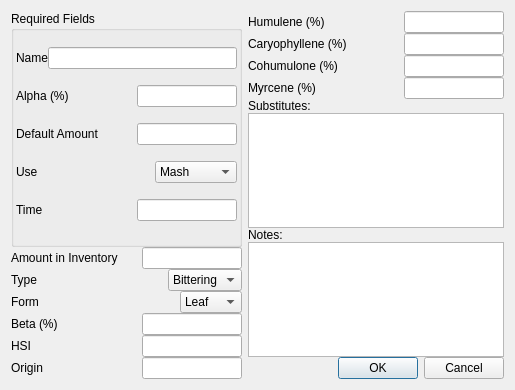
Qt form ui/hopEditor.ui (Brewken/brewken) before a commit.
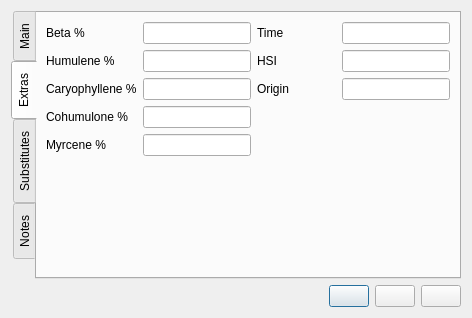
The same form after that commit. The open tabs and pages were chosen to show the change. Icons and pictures are not drawn. Custom widgets are drawn as their Qt base class.

```diff
--- a/ui/hopEditor.ui
+++ b/ui/hopEditor.ui
@@ -6,8 +6,8 @@
    <rect>
     <x>0</x>
     <y>0</y>
-    <width>515</width>
-    <height>390</height>
+    <width>472</width>
+    <height>318</height>
    </rect>
   </property>
   <property name="sizePolicy">
@@ -22,59 +22,46 @@
   <property name="configSection" stdset="0">
    <string notr="true">hopEditor</string>
   </property>
-  <layout class="QHBoxLayout" name="horizontalLayout_17">
-   <item>
-    <layout class="QHBoxLayout" name="horizontalLayout_15">
-     <item>
-      <layout class="QVBoxLayout" name="verticalLayout_3">
-       <property name="spacing">
-        <number>0</number>
-       </property>
-       <item>
-        <widget class="QGroupBox" name="groupBox">
-         <property name="title">
-          <string>Required Fields</string>
-         </property>
-         <property name="configSection" stdset="0">
-          <string notr="true">hopEditor</string>
-         </property>
          <layout class="QVBoxLayout" name="verticalLayout">
-          <property name="spacing">
-           <number>0</number>
-          </property>
-          <property name="sizeConstraint">
-           <enum>QLayout::SetMinimumSize</enum>
-          </property>
-          <property name="leftMargin">
-           <number>2</number>
-          </property>
-          <property name="topMargin">
+   <item>
+    <widget class="QTabWidget" name="tabWidget_editor">
+     <property name="tabPosition">
+      <enum>QTabWidget::West</enum>
+     </property>
+     <property name="tabShape">
+      <enum>QTabWidget::Rounded</enum>
+     </property>
+     <property name="currentIndex">
            <number>0</number>
           </property>
-          <property name="rightMargin">
-           <number>2</number>
-          </property>
-          <property name="bottomMargin">
-           <number>3</number>
-          </property>
-          <item>
-           <layout class="QHBoxLayout" name="horizontalLayout">
-            <property name="spacing">
-             <number>0</number>
-            </property>
-            <property name="sizeConstraint">
-             <enum>QLayout::SetNoConstraint</enum>
-            </property>
-            <property name="topMargin">
-             <number>0</number>
-            </property>
-            <item>
+     <property name="usesScrollButtons">
+      <bool>false</bool>
+     </property>
+     <property name="movable">
+      <bool>true</bool>
+     </property>
+     <widget class="QWidget" name="tabWidget_editorPage1">
+      <attribute name="title">
+       <string>Main</string>
+      </attribute>
+      <layout class="QGridLayout" name="gridLayout">
+       <item row="0" column="2">
+        <widget class="QLabel" name="label_use">
+         <property name="toolTip">
+          <string>Required</string>
+         </property>
+         <property name="text">
+          <string>Use</string>
+         </property>
+         <property name="buddy">
+          <cstring>comboBox_use</cstring>
+         </property>
+        </widget>
+       </item>
+       <item row="0" column="0">
              <widget class="QLabel" name="label_name">
-              <property name="sizePolicy">
-               <sizepolicy hsizetype="Expanding" vsizetype="Preferred">
-                <horstretch>0</horstretch>
-                <verstretch>0</verstretch>
-               </sizepolicy>
+         <property name="toolTip">
+          <string>Required</string>
               </property>
               <property name="text">
                <string>Name</string>
@@ -84,71 +71,34 @@
               </property>
              </widget>
             </item>
-            <item>
-             <widget class="QLineEdit" name="lineEdit_name">
-              <property name="sizePolicy">
-               <sizepolicy hsizetype="Fixed" vsizetype="Fixed">
-                <horstretch>100</horstretch>
-                <verstretch>0</verstretch>
-               </sizepolicy>
-              </property>
-              <property name="minimumSize">
-               <size>
-                <width>100</width>
-                <height>0</height>
-               </size>
-              </property>
-              <property name="maximumSize">
-               <size>
-                <width>1000</width>
-                <height>16777215</height>
-               </size>
-              </property>
-              <property name="toolTip">
-               <string>Name</string>
-              </property>
-             </widget>
-            </item>
-           </layout>
-          </item>
-          <item>
-           <layout class="QHBoxLayout" name="horizontalLayout_2">
-            <item>
+       <item row="1" column="0">
              <widget class="QLabel" name="label_alpha">
-              <property name="sizePolicy">
-               <sizepolicy hsizetype="Expanding" vsizetype="Preferred">
-                <horstretch>0</horstretch>
-                <verstretch>0</verstretch>
-               </sizepolicy>
+         <property name="toolTip">
+          <string>Required</string>
               </property>
               <property name="text">
-               <string>Alpha (%)</string>
+          <string>Alpha %</string>
               </property>
               <property name="buddy">
                <cstring>lineEdit_alpha</cstring>
               </property>
              </widget>
             </item>
-            <item>
+       <item row="4" column="0">
+        <widget class="BtMassLabel" name="label_inventory">
+         <property name="contextMenuPolicy">
+          <enum>Qt::CustomContextMenu</enum>
+         </property>
+         <property name="text">
+          <string>Amount in Inventory</string>
+         </property>
+         <property name="buddy">
+          <cstring>lineEdit_inventory</cstring>
+         </property>
+        </widget>
+       </item>
+       <item row="1" column="1">
              <widget class="BtGenericEdit" name="lineEdit_alpha">
-              <property name="sizePolicy">
-               <sizepolicy hsizetype="Fixed" vsizetype="Fixed">
-                <horstretch>100</horstretch>
-                <verstretch>0</verstretch>
-               </sizepolicy>
-              </property>
-              <property name="minimumSize">
-               <size>
-                <width>100</width>
-                <height>0</height>
-               </size>
-              </property>
-              <property name="maximumSize">
-               <size>
-                <width>100</width>
-                <height>16777215</height>
-               </size>
-              </property>
               <property name="toolTip">
                <string>Alpha acids as percent by mass</string>
               </property>
@@ -157,49 +107,8 @@
               </property>
              </widget>
             </item>
-           </layout>
-          </item>
-          <item>
-           <layout class="QHBoxLayout" name="horizontalLayout_3">
-            <item>
-             <widget class="BtMassLabel" name="label_amount">
-              <property name="sizePolicy">
-               <sizepolicy hsizetype="Expanding" vsizetype="Preferred">
-                <horstretch>0</horstretch>
-                <verstretch>0</verstretch>
-               </sizepolicy>
-              </property>
-              <property name="contextMenuPolicy">
-               <enum>Qt::CustomContextMenu</enum>
-              </property>
-              <property name="text">
-               <string>Default Amount </string>
-              </property>
-              <property name="buddy">
-               <cstring>lineEdit_amount</cstring>
-              </property>
-             </widget>
-            </item>
-            <item>
+       <item row="2" column="1">
              <widget class="BtMassEdit" name="lineEdit_amount">
-              <property name="sizePolicy">
-               <sizepolicy hsizetype="Fixed" vsizetype="Fixed">
-                <horstretch>100</horstretch>
-                <verstretch>0</verstretch>
-               </sizepolicy>
-              </property>
-              <property name="minimumSize">
-               <size>
-                <width>100</width>
-                <height>0</height>
-               </size>
-              </property>
-              <property name="maximumSize">
-               <size>
-                <width>100</width>
-                <height>16777215</height>
-               </size>
-              </property>
               <property name="toolTip">
                <string>Amount</string>
               </property>
@@ -208,27 +117,59 @@
               </property>
              </widget>
             </item>
-           </layout>
-          </item>
-          <item>
-           <layout class="QHBoxLayout" name="horizontalLayout_5">
-            <item>
-             <widget class="QLabel" name="label_use">
+       <item row="0" column="1">
+        <widget class="BtStringEdit" name="lineEdit_name">
+         <property name="toolTip">
+          <string>Name</string>
+         </property>
+        </widget>
+       </item>
+       <item row="2" column="0">
+        <widget class="BtMassLabel" name="label_amount">
+         <property name="contextMenuPolicy">
+          <enum>Qt::CustomContextMenu</enum>
+         </property>
+         <property name="toolTip">
+          <string>Required</string>
+         </property>
+         <property name="text">
+          <string>Default Amount</string>
+         </property>
+         <property name="buddy">
+          <cstring>lineEdit_amount</cstring>
+         </property>
+        </widget>
+       </item>
+       <item row="4" column="1">
+        <widget class="BtMassEdit" name="lineEdit_inventory">
               <property name="sizePolicy">
-               <sizepolicy hsizetype="Expanding" vsizetype="Preferred">
+          <sizepolicy hsizetype="Preferred" vsizetype="Fixed">
                 <horstretch>0</horstretch>
                 <verstretch>0</verstretch>
                </sizepolicy>
               </property>
-              <property name="text">
-               <string>Use</string>
-              </property>
-              <property name="buddy">
-               <cstring>comboBox_use</cstring>
+         <property name="toolTip">
+          <string>Amount in inventory</string>
+         </property>
+         <property name="editField" stdset="0">
+          <string notr="true">inventory</string>
               </property>
              </widget>
             </item>
-            <item>
+       <item row="7" column="0">
+        <spacer name="verticalSpacer">
+         <property name="orientation">
+          <enum>Qt::Vertical</enum>
+         </property>
+         <property name="sizeHint" stdset="0">
+          <size>
+           <width>20</width>
+           <height>40</height>
+          </size>
+         </property>
+        </spacer>
+       </item>
+       <item row="0" column="3">
              <widget class="QComboBox" name="comboBox_use">
               <property name="toolTip">
                <string>Use</string>
@@ -260,111 +201,8 @@
               </item>
              </widget>
             </item>
-           </layout>
-          </item>
-          <item>
-           <layout class="QHBoxLayout" name="horizontalLayout_4">
-            <item>
-             <widget class="BtTimeLabel" name="label_time">
-              <property name="sizePolicy">
-               <sizepolicy hsizetype="Expanding" vsizetype="Preferred">
-                <horstretch>0</horstretch>
-                <verstretch>0</verstretch>
-               </sizepolicy>
-              </property>
-              <property name="contextMenuPolicy">
-               <enum>Qt::CustomContextMenu</enum>
-              </property>
-              <property name="text">
-               <string>Time</string>
-              </property>
-              <property name="buddy">
-               <cstring>lineEdit_time</cstring>
-              </property>
-             </widget>
-            </item>
-            <item>
-             <widget class="BtTimeEdit" name="lineEdit_time">
-              <property name="sizePolicy">
-               <sizepolicy hsizetype="Fixed" vsizetype="Fixed">
-                <horstretch>100</horstretch>
-                <verstretch>0</verstretch>
-               </sizepolicy>
-              </property>
-              <property name="minimumSize">
-               <size>
-                <width>100</width>
-                <height>0</height>
-               </size>
-              </property>
-              <property name="maximumSize">
-               <size>
-                <width>100</width>
-                <height>16777215</height>
-               </size>
-              </property>
-              <property name="toolTip">
-               <string>Time</string>
-              </property>
-              <property name="editField" stdset="0">
-               <string notr="true">time_min</string>
-              </property>
-             </widget>
-            </item>
-           </layout>
-          </item>
-         </layout>
-        </widget>
-       </item>
-       <item>
-        <layout class="QHBoxLayout" name="horizontalLayout_16">
-         <item>
-          <widget class="BtMassLabel" name="label_inventory">
-           <property name="contextMenuPolicy">
-            <enum>Qt::CustomContextMenu</enum>
-           </property>
-           <property name="text">
-            <string>Amount in Inventory</string>
-           </property>
-           <property name="buddy">
-            <cstring>lineEdit_inventory</cstring>
-           </property>
-          </widget>
-         </item>
-         <item>
-          <widget class="BtMassEdit" name="lineEdit_inventory">
-           <property name="sizePolicy">
-            <sizepolicy hsizetype="Maximum" vsizetype="Fixed">
-             <horstretch>0</horstretch>
-             <verstretch>0</verstretch>
-            </sizepolicy>
-           </property>
-           <property name="maximumSize">
-            <size>
-             <width>100</width>
-             <height>16777215</height>
-            </size>
-           </property>
-           <property name="toolTip">
-            <string>Amount in inventory</string>
-           </property>
-           <property name="editField" stdset="0">
-            <string notr="true">inventory</string>
-           </property>
-          </widget>
-         </item>
-        </layout>
-       </item>
-       <item>
-        <layout class="QHBoxLayout" name="horizontalLayout_6">
-         <item>
+       <item row="1" column="2">
           <widget class="QLabel" name="label_type">
-           <property name="sizePolicy">
-            <sizepolicy hsizetype="Expanding" vsizetype="Preferred">
-             <horstretch>0</horstretch>
-             <verstretch>0</verstretch>
-            </sizepolicy>
-           </property>
            <property name="text">
             <string>Type</string>
            </property>
@@ -373,8 +211,14 @@
            </property>
           </widget>
          </item>
-         <item>
+       <item row="1" column="3">
           <widget class="QComboBox" name="comboBox_type">
+         <property name="sizePolicy">
+          <sizepolicy hsizetype="Preferred" vsizetype="Fixed">
+           <horstretch>0</horstretch>
+           <verstretch>0</verstretch>
+          </sizepolicy>
+         </property>
            <property name="toolTip">
             <string>Type</string>
            </property>
@@ -395,18 +239,8 @@
            </item>
           </widget>
          </item>
-        </layout>
-       </item>
-       <item>
-        <layout class="QHBoxLayout" name="horizontalLayout_8">
-         <item>
+       <item row="2" column="2">
           <widget class="QLabel" name="label_form">
-           <property name="sizePolicy">
-            <sizepolicy hsizetype="Expanding" vsizetype="Preferred">
-             <horstretch>0</horstretch>
-             <verstretch>0</verstretch>
-            </sizepolicy>
-           </property>
            <property name="text">
             <string>Form</string>
            </property>
@@ -415,8 +249,14 @@
            </property>
           </widget>
          </item>
-         <item>
+       <item row="2" column="3">
           <widget class="QComboBox" name="comboBox_form">
+         <property name="sizePolicy">
+          <sizepolicy hsizetype="Preferred" vsizetype="Fixed">
+           <horstretch>0</horstretch>
+           <verstretch>0</verstretch>
+          </sizepolicy>
+         </property>
            <property name="toolTip">
             <string>Form</string>
            </property>
@@ -438,65 +278,120 @@
           </widget>
          </item>
         </layout>
+     </widget>
+     <widget class="QWidget" name="tabWidget_editorPage2">
+      <attribute name="title">
+       <string>Extras</string>
+      </attribute>
+      <layout class="QGridLayout" name="gridLayout_2">
+       <item row="0" column="2">
+        <widget class="BtTimeLabel" name="label_time">
+         <property name="contextMenuPolicy">
+          <enum>Qt::CustomContextMenu</enum>
+         </property>
+         <property name="text">
+          <string>Time</string>
+         </property>
+         <property name="buddy">
+          <cstring>lineEdit_time</cstring>
+         </property>
+        </widget>
        </item>
-       <item>
-        <layout class="QHBoxLayout" name="horizontalLayout_7">
-         <item>
-          <widget class="QLabel" name="label_beta">
+       <item row="6" column="1">
+        <widget class="BtGenericEdit" name="lineEdit_cohumulone">
            <property name="sizePolicy">
-            <sizepolicy hsizetype="Expanding" vsizetype="Preferred">
+          <sizepolicy hsizetype="Preferred" vsizetype="Fixed">
              <horstretch>0</horstretch>
              <verstretch>0</verstretch>
             </sizepolicy>
            </property>
-           <property name="text">
-            <string>Beta (%)</string>
-           </property>
-           <property name="buddy">
-            <cstring>lineEdit_beta</cstring>
+         <property name="toolTip">
+          <string>Cohumulone</string>
+         </property>
+         <property name="editField" stdset="0">
+          <string notr="true">cohumulone_pct</string>
            </property>
           </widget>
          </item>
-         <item>
-          <widget class="BtGenericEdit" name="lineEdit_beta">
+       <item row="7" column="1">
+        <widget class="BtGenericEdit" name="lineEdit_myrcene">
            <property name="sizePolicy">
-            <sizepolicy hsizetype="Fixed" vsizetype="Fixed">
-             <horstretch>100</horstretch>
+          <sizepolicy hsizetype="Preferred" vsizetype="Fixed">
+           <horstretch>0</horstretch>
              <verstretch>0</verstretch>
             </sizepolicy>
            </property>
-           <property name="minimumSize">
-            <size>
-             <width>100</width>
-             <height>0</height>
-            </size>
-           </property>
-           <property name="maximumSize">
+         <property name="toolTip">
+          <string>Myrcene</string>
+         </property>
+         <property name="editField" stdset="0">
+          <string notr="true">myrcene_pct</string>
+         </property>
+        </widget>
+       </item>
+       <item row="8" column="0">
+        <spacer name="verticalSpacer_3">
+         <property name="orientation">
+          <enum>Qt::Vertical</enum>
+         </property>
+         <property name="sizeHint" stdset="0">
             <size>
-             <width>100</width>
-             <height>16777215</height>
-            </size>
-           </property>
+           <width>20</width>
+           <height>40</height>
+          </size>
+         </property>
+        </spacer>
+       </item>
+       <item row="6" column="0">
+        <widget class="QLabel" name="label_cohumulone">
+         <property name="sizePolicy">
+          <sizepolicy hsizetype="Minimum" vsizetype="Preferred">
+           <horstretch>0</horstretch>
+           <verstretch>0</verstretch>
+          </sizepolicy>
+         </property>
+         <property name="text">
+          <string>Cohumulone %</string>
+         </property>
+         <property name="buddy">
+          <cstring>lineEdit_cohumulone</cstring>
+         </property>
+        </widget>
+       </item>
+       <item row="7" column="0">
+        <widget class="QLabel" name="label_myrcene">
+         <property name="sizePolicy">
+          <sizepolicy hsizetype="Minimum" vsizetype="Preferred">
+           <horstretch>0</horstretch>
+           <verstretch>0</verstretch>
+          </sizepolicy>
+         </property>
+         <property name="text">
+          <string>Myrcene %</string>
+         </property>
+         <property name="buddy">
+          <cstring>lineEdit_myrcene</cstring>
+         </property>
+        </widget>
+       </item>
+       <item row="0" column="3">
+        <widget class="BtTimeEdit" name="lineEdit_time">
+         <property name="sizePolicy">
+          <sizepolicy hsizetype="Preferred" vsizetype="Fixed">
+           <horstretch>0</horstretch>
+           <verstretch>0</verstretch>
+          </sizepolicy>
+         </property>
            <property name="toolTip">
-            <string>Beta acids as percent by mass</string>
+          <string>Time</string>
            </property>
            <property name="editField" stdset="0">
-            <string notr="true">beta_pct</string>
+          <string notr="true">time_min</string>
            </property>
           </widget>
          </item>
-        </layout>
-       </item>
-       <item>
-        <layout class="QHBoxLayout" name="horizontalLayout_9">
-         <item>
+       <item row="1" column="2">
           <widget class="QLabel" name="label_HSI">
-           <property name="sizePolicy">
-            <sizepolicy hsizetype="Expanding" vsizetype="Preferred">
-             <horstretch>0</horstretch>
-             <verstretch>0</verstretch>
-            </sizepolicy>
-           </property>
            <property name="text">
             <string>HSI</string>
            </property>
@@ -505,26 +400,14 @@
            </property>
           </widget>
          </item>
-         <item>
+       <item row="1" column="3">
           <widget class="BtGenericEdit" name="lineEdit_HSI">
            <property name="sizePolicy">
-            <sizepolicy hsizetype="Fixed" vsizetype="Fixed">
-             <horstretch>100</horstretch>
+          <sizepolicy hsizetype="Preferred" vsizetype="Fixed">
+           <horstretch>0</horstretch>
              <verstretch>0</verstretch>
             </sizepolicy>
            </property>
-           <property name="minimumSize">
-            <size>
-             <width>100</width>
-             <height>0</height>
-            </size>
-           </property>
-           <property name="maximumSize">
-            <size>
-             <width>100</width>
-             <height>16777215</height>
-            </size>
-           </property>
            <property name="toolTip">
             <string>Hop Stability/Storage index</string>
            </property>
@@ -533,18 +416,8 @@
            </property>
           </widget>
          </item>
-        </layout>
-       </item>
-       <item>
-        <layout class="QHBoxLayout" name="horizontalLayout_10">
-         <item>
+       <item row="2" column="2">
           <widget class="QLabel" name="label_origin">
-           <property name="sizePolicy">
-            <sizepolicy hsizetype="Expanding" vsizetype="Preferred">
-             <horstretch>0</horstretch>
-             <verstretch>0</verstretch>
-            </sizepolicy>
-           </property>
            <property name="text">
             <string>Origin</string>
            </property>
@@ -553,78 +426,69 @@
            </property>
           </widget>
          </item>
-         <item>
-          <widget class="QLineEdit" name="lineEdit_origin">
+       <item row="2" column="3">
+        <widget class="BtStringEdit" name="lineEdit_origin">
            <property name="sizePolicy">
-            <sizepolicy hsizetype="Fixed" vsizetype="Fixed">
-             <horstretch>100</horstretch>
+          <sizepolicy hsizetype="Preferred" vsizetype="Fixed">
+           <horstretch>0</horstretch>
              <verstretch>0</verstretch>
             </sizepolicy>
            </property>
-           <property name="minimumSize">
-            <size>
-             <width>100</width>
-             <height>0</height>
-            </size>
-           </property>
-           <property name="maximumSize">
-            <size>
-             <width>100</width>
-             <height>16777215</height>
-            </size>
-           </property>
            <property name="toolTip">
             <string>Origin</string>
            </property>
           </widget>
          </item>
-        </layout>
+       <item row="0" column="0">
+        <widget class="QLabel" name="label_beta">
+         <property name="text">
+          <string>Beta %</string>
+         </property>
+         <property name="buddy">
+          <cstring>lineEdit_beta</cstring>
+         </property>
+        </widget>
        </item>
-      </layout>
-     </item>
-     <item>
-      <layout class="QVBoxLayout" name="verticalLayout_2">
-       <property name="spacing">
-        <number>0</number>
-       </property>
-       <item>
-        <layout class="QHBoxLayout" name="horizontalLayout_14">
-         <item>
+       <item row="0" column="1">
+        <widget class="BtGenericEdit" name="lineEdit_beta">
+         <property name="sizePolicy">
+          <sizepolicy hsizetype="Preferred" vsizetype="Fixed">
+           <horstretch>0</horstretch>
+           <verstretch>0</verstretch>
+          </sizepolicy>
+         </property>
+         <property name="toolTip">
+          <string>Beta acids as percent by mass</string>
+         </property>
+         <property name="editField" stdset="0">
+          <string notr="true">beta_pct</string>
+         </property>
+        </widget>
+       </item>
+       <item row="1" column="0">
           <widget class="QLabel" name="label_humulene">
            <property name="sizePolicy">
-            <sizepolicy hsizetype="Expanding" vsizetype="Preferred">
+          <sizepolicy hsizetype="Minimum" vsizetype="Preferred">
              <horstretch>0</horstretch>
              <verstretch>0</verstretch>
             </sizepolicy>
            </property>
            <property name="text">
-            <string>Humulene (%)</string>
+          <string>Humulene %</string>
            </property>
            <property name="buddy">
             <cstring>lineEdit_humulene</cstring>
            </property>
           </widget>
          </item>
-         <item>
+       <item row="1" column="1">
           <widget class="BtGenericEdit" name="lineEdit_humulene">
            <property name="sizePolicy">
-            <sizepolicy hsizetype="Fixed" vsizetype="Fixed">
-             <horstretch>100</horstretch>
+          <sizepolicy hsizetype="Preferred" vsizetype="Fixed">
+           <horstretch>0</horstretch>
              <verstretch>0</verstretch>
             </sizepolicy>
            </property>
-           <property name="minimumSize">
-            <size>
-             <width>100</width>
-             <height>0</height>
-            </size>
-           </property>
-           <property name="maximumSize">
-            <size>
-             <width>100</width>
-             <height>16777215</height>
-            </size>
-           </property>
            <property name="toolTip">
             <string>Humulene</string>
            </property>
@@ -633,48 +497,32 @@
            </property>
           </widget>
          </item>
-        </layout>
-       </item>
-       <item>
-        <layout class="QHBoxLayout" name="horizontalLayout_13">
-         <item>
+       <item row="2" column="0">
           <widget class="QLabel" name="label_caryophyllene">
            <property name="sizePolicy">
-            <sizepolicy hsizetype="Expanding" vsizetype="Preferred">
+          <sizepolicy hsizetype="Minimum" vsizetype="Preferred">
              <horstretch>0</horstretch>
              <verstretch>0</verstretch>
             </sizepolicy>
            </property>
            <property name="text">
-            <string>Caryophyllene (%)</string>
+          <string>Caryophyllene %</string>
            </property>
            <property name="buddy">
             <cstring>lineEdit_caryophyllene</cstring>
            </property>
           </widget>
          </item>
-         <item>
+       <item row="2" column="1">
           <widget class="BtGenericEdit" name="lineEdit_caryophyllene">
            <property name="sizePolicy">
-            <sizepolicy hsizetype="Fixed" vsizetype="Fixed">
-             <horstretch>100</horstretch>
+          <sizepolicy hsizetype="Preferred" vsizetype="Fixed">
+           <horstretch>0</horstretch>
              <verstretch>0</verstretch>
             </sizepolicy>
            </property>
-           <property name="minimumSize">
-            <size>
-             <width>100</width>
-             <height>0</height>
-            </size>
-           </property>
-           <property name="maximumSize">
-            <size>
-             <width>100</width>
-             <height>16777215</height>
-            </size>
-           </property>
            <property name="toolTip">
-            <string>Caryophyllene</string>
+          <string>Caryophyllene %</string>
            </property>
            <property name="editField" stdset="0">
             <string notr="true">caryophyllene_pct</string>
@@ -682,117 +530,16 @@
           </widget>
          </item>
         </layout>
-       </item>
-       <item>
-        <layout class="QHBoxLayout" name="horizontalLayout_12">
-         <item>
-          <widget class="QLabel" name="label_cohumulone">
-           <property name="sizePolicy">
-            <sizepolicy hsizetype="Expanding" vsizetype="Preferred">
-             <horstretch>0</horstretch>
-             <verstretch>0</verstretch>
-            </sizepolicy>
-           </property>
-           <property name="text">
-            <string>Cohumulone (%)</string>
-           </property>
-           <property name="buddy">
-            <cstring>lineEdit_cohumulone</cstring>
-           </property>
-          </widget>
-         </item>
-         <item>
-          <widget class="BtGenericEdit" name="lineEdit_cohumulone">
-           <property name="sizePolicy">
-            <sizepolicy hsizetype="Fixed" vsizetype="Fixed">
-             <horstretch>100</horstretch>
-             <verstretch>0</verstretch>
-            </sizepolicy>
-           </property>
-           <property name="minimumSize">
-            <size>
-             <width>100</width>
-             <height>0</height>
-            </size>
-           </property>
-           <property name="maximumSize">
-            <size>
-             <width>100</width>
-             <height>16777215</height>
-            </size>
-           </property>
-           <property name="toolTip">
-            <string>Cohumulone</string>
-           </property>
-           <property name="editField" stdset="0">
-            <string notr="true">cohumulone_pct</string>
-           </property>
-          </widget>
-         </item>
-        </layout>
-       </item>
-       <item>
-        <layout class="QHBoxLayout" name="horizontalLayout_11">
-         <item>
-          <widget class="QLabel" name="label_myrcene">
-           <property name="sizePolicy">
-            <sizepolicy hsizetype="Expanding" vsizetype="Preferred">
-             <horstretch>0</horstretch>
-             <verstretch>0</verstretch>
-            </sizepolicy>
-           </property>
-           <property name="text">
-            <string>Myrcene (%)</string>
-           </property>
-           <property name="buddy">
-            <cstring>lineEdit_myrcene</cstring>
-           </property>
-          </widget>
-         </item>
-         <item>
-          <widget class="BtGenericEdit" name="lineEdit_myrcene">
-           <property name="sizePolicy">
-            <sizepolicy hsizetype="Fixed" vsizetype="Fixed">
-             <horstretch>100</horstretch>
-             <verstretch>0</verstretch>
-            </sizepolicy>
-           </property>
-           <property name="minimumSize">
-            <size>
-             <width>100</width>
-             <height>0</height>
-            </size>
-           </property>
-           <property name="maximumSize">
-            <size>
-             <width>100</width>
-             <height>16777215</height>
-            </size>
-           </property>
-           <property name="toolTip">
-            <string>Myrcene</string>
-           </property>
-           <property name="editField" stdset="0">
-            <string notr="true">myrcene_pct</string>
-           </property>
-          </widget>
-         </item>
-        </layout>
-       </item>
-       <item>
-        <widget class="QLabel" name="label_15">
-         <property name="text">
-          <string>Substitutes:</string>
-         </property>
-         <property name="buddy">
-          <cstring>textEdit_substitutes</cstring>
-         </property>
-        </widget>
-       </item>
+     </widget>
+     <widget class="QWidget" name="tabWidget_editorPage4">
+      <attribute name="title">
+       <string>Substitutes</string>
+      </attribute>
+      <layout class="QHBoxLayout" name="horizontalLayout">
        <item>
         <widget class="QTextEdit" name="textEdit_substitutes">
          <property name="sizePolicy">
-          <sizepolicy hsizetype="Preferred" vsizetype="Preferred">
+          <sizepolicy hsizetype="Preferred" vsizetype="MinimumExpanding">
            <horstretch>0</horstretch>
            <verstretch>0</verstretch>
           </sizepolicy>
@@ -811,20 +558,17 @@
          </property>
         </widget>
        </item>
-       <item>
-        <widget class="QLabel" name="label_16">
-         <property name="text">
-          <string>Notes:</string>
-         </property>
-         <property name="buddy">
-          <cstring>textEdit_notes</cstring>
-         </property>
-        </widget>
-       </item>
+      </layout>
+     </widget>
+     <widget class="QWidget" name="tabWidget_editorPage5">
+      <attribute name="title">
+       <string>Notes</string>
+      </attribute>
+      <layout class="QHBoxLayout" name="horizontalLayout_2">
        <item>
         <widget class="QTextEdit" name="textEdit_notes">
          <property name="sizePolicy">
-          <sizepolicy hsizetype="Minimum" vsizetype="Minimum">
+          <sizepolicy hsizetype="Minimum" vsizetype="MinimumExpanding">
            <horstretch>0</horstretch>
            <verstretch>0</verstretch>
           </sizepolicy>
@@ -843,17 +587,66 @@
          </property>
         </widget>
        </item>
+      </layout>
+     </widget>
+    </widget>
+   </item>
        <item>
-        <widget class="QDialogButtonBox" name="buttonBox">
+    <layout class="QHBoxLayout" name="horizontalLayout_3">
+     <item>
+      <spacer name="horizontalSpacer">
          <property name="orientation">
           <enum>Qt::Horizontal</enum>
          </property>
-         <property name="standardButtons">
-          <set>QDialogButtonBox::Cancel|QDialogButtonBox::Ok</set>
-         </property>
-        </widget>
-       </item>
-      </layout>
+       <property name="sizeHint" stdset="0">
+        <size>
+         <width>40</width>
+         <height>20</height>
+        </size>
+       </property>
+      </spacer>
+     </item>
+     <item>
+      <widget class="QPushButton" name="pushButton_new">
+       <property name="toolTip">
+        <string>New hop</string>
+       </property>
+       <property name="text">
+        <string/>
+       </property>
+       <property name="icon">
+        <iconset resource="../brewken.qrc">
+         <normaloff>:/images/smallPlus.svg</normaloff>:/images/smallPlus.svg</iconset>
+       </property>
+      </widget>
+     </item>
+     <item>
+      <widget class="QPushButton" name="pushButton_save">
+       <property name="toolTip">
+        <string>Save and close</string>
+       </property>
+       <property name="text">
+        <string/>
+       </property>
+       <property name="icon">
+        <iconset resource="../brewken.qrc">
+         <normaloff>:/images/filesave.svg</normaloff>:/images/filesave.svg</iconset>
+       </property>
+      </widget>
+     </item>
+     <item>
+      <widget class="QPushButton" name="pushButton_cancel">
+       <property name="toolTip">
+        <string>Discard and close</string>
+       </property>
+       <property name="text">
+        <string/>
+       </property>
+       <property name="icon">
+        <iconset resource="../brewken.qrc">
+         <normaloff>:/images/exit.svg</normaloff>:/images/exit.svg</iconset>
+       </property>
+      </widget>
      </item>
     </layout>
    </item>
@@ -865,6 +658,27 @@
    <extends>QLineEdit</extends>
    <header>BtLineEdit.h</header>
   </customwidget>
+  <customwidget>
+   <class>BtStringEdit</class>
+   <extends>QLineEdit</extends>
+   <header>BtLineEdit.h</header>
+  </customwidget>
+  <customwidget>
+   <class>BtTimeEdit</class>
+   <extends>QLineEdit</extends>
+   <header>BtLineEdit.h</header>
+   <slots>
+    <slot>lineChanged(Unit::unitDisplay,Unit::unitScale)</slot>
+   </slots>
+  </customwidget>
+  <customwidget>
+   <class>BtTimeLabel</class>
+   <extends>QLabel</extends>
+   <header>BtLabel.h</header>
+   <slots>
+    <signal>labelChanged(Unit::unitDisplay,Unit::unitScale)</signal>
+   </slots>
+  </customwidget>
   <customwidget>
    <class>BtMassEdit</class>
    <extends>QLineEdit</extends>
@@ -875,22 +689,6 @@
     <slot>lineChanged(Unit::unitDisplay,Unit::unitScale)</slot>
    </slots>
   </customwidget>
-  <customwidget>
-   <class>BtTimeEdit</class>
-   <extends>QLineEdit</extends>
-   <header>BtLineEdit.h</header>
-   <slots>
-    <slot>lineChanged(Unit::unitDisplay,Unit::unitScale)</slot>
-   </slots>
-  </customwidget>
-  <customwidget>
-   <class>BtTimeLabel</class>
-   <extends>QLabel</extends>
-   <header>BtLabel.h</header>
-   <slots>
-    <signal>labelChanged(Unit::unitDisplay,Unit::unitScale)</signal>
-   </slots>
-  </customwidget>
   <customwidget>
    <class>BtMassLabel</class>
    <extends>QLabel</extends>
```
Left out of the diff: 110 changed lines with no effect on the pictures. Lines whose indentation alone changed are shown as unchanged.
